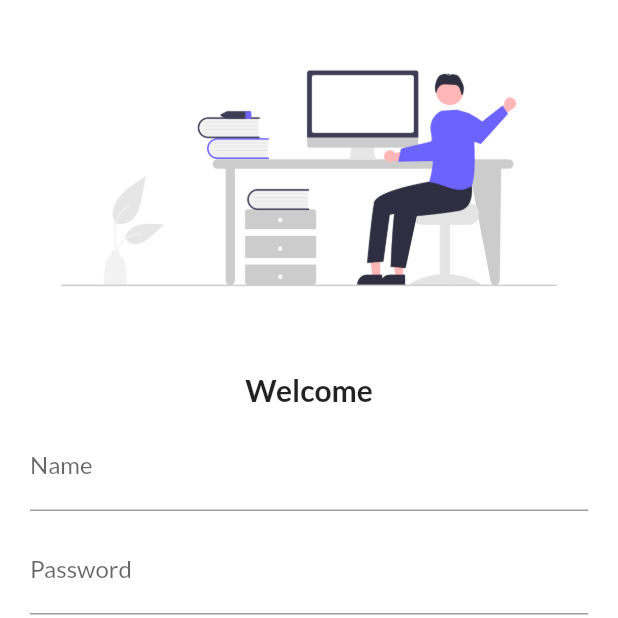
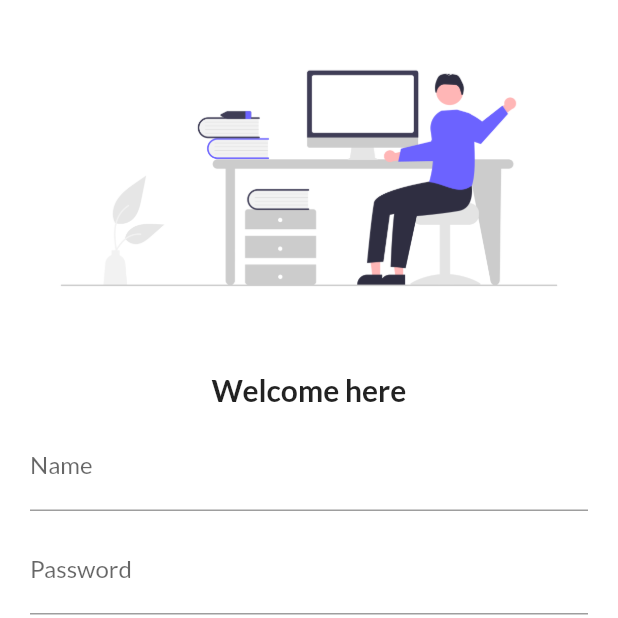
Before and after one commit to Deepraj99/30-days-of-flutter, a Flutter app: the screen it shows after launch, on a phone screen of 412 x 824 dp, the top half of it. Run offline on Flutter 3.47's test engine with Material 2 defaults, Android fonts, the phone set to English and light mode, and no system bars; our stand-ins replace google_fonts.

Commit message:
day5 completed

```diff
--- a/lib/pages/loginPage.dart
+++ b/lib/pages/loginPage.dart
@@ -13,7 +13,7 @@ class loginPage extends StatelessWidget {
             Image.asset("assets/images/image1.png", fit: BoxFit.cover),
             SizedBox(height: 30.0),
             Text(
-              "Welcome",
+              "Welcome here",
               style: TextStyle(fontSize: 20.0, fontWeight: FontWeight.bold),
             ),
             Padding(
```
